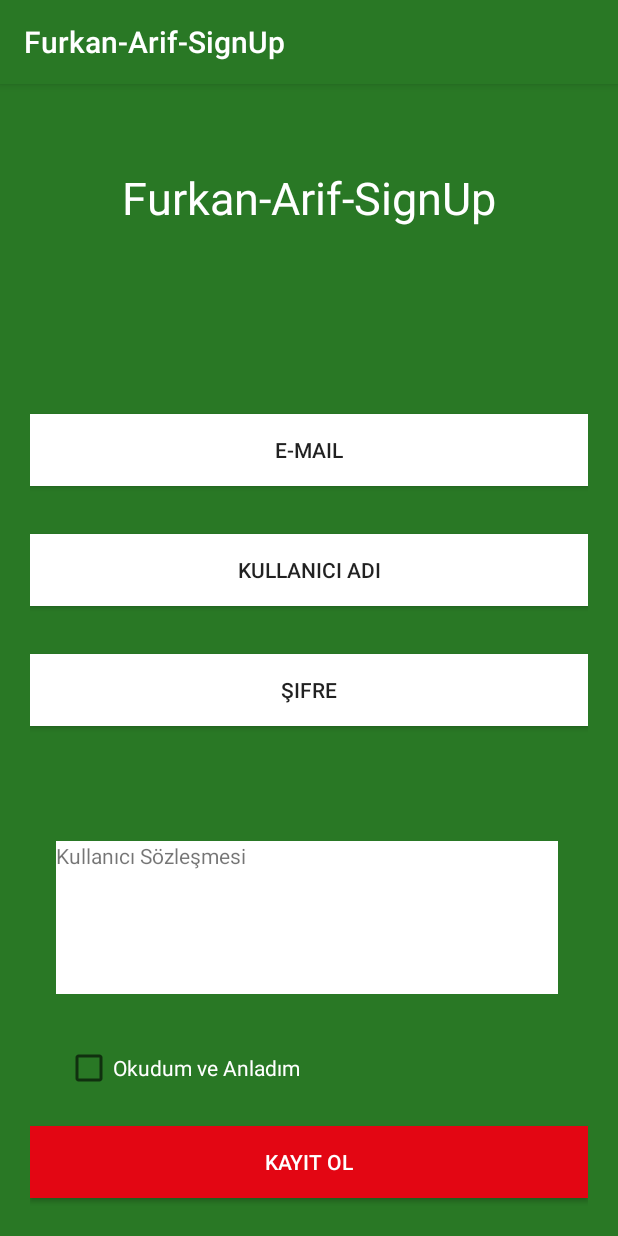
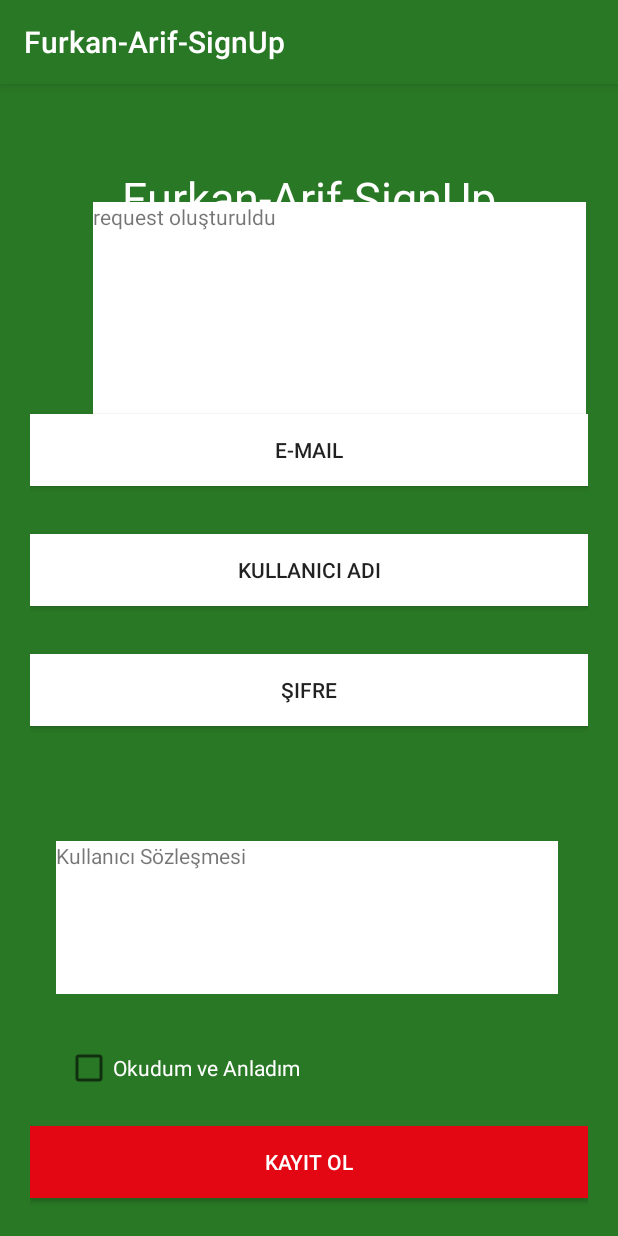
Before and after one commit to Selahattinn/Spodia-Android, an Android app: the screen it shows after launch (MainActivity), on a phone screen of 412 x 824 dp. Run offline under Robolectric (Android 15) with nearby library versions, the phone set to English and light mode, and no system bars.

Commit message:
Furkan - Android Request Response
Request oluşturulamıyor. Response çekemiyor

```diff
--- a/Furkan_Arif_SignUp/app/build.gradle
+++ b/Furkan_Arif_SignUp/app/build.gradle
@@ -23,6 +23,7 @@ dependencies {
     implementation fileTree(dir: 'libs', include: ['*.jar'])
     implementation 'androidx.appcompat:appcompat:1.0.2'
     implementation 'androidx.constraintlayout:constraintlayout:1.1.3'
+    implementation 'com.squareup.okhttp3:okhttp:3.9.1'
     testImplementation 'junit:junit:4.12'
     androidTestImplementation 'androidx.test.ext:junit:1.1.0'
     androidTestImplementation 'androidx.test.espresso:espresso-core:3.1.1'
--- a/Furkan_Arif_SignUp/app/src/main/AndroidManifest.xml
+++ b/Furkan_Arif_SignUp/app/src/main/AndroidManifest.xml
@@ -1,7 +1,7 @@
 <?xml version="1.0" encoding="utf-8"?>
 <manifest xmlns:android="http://schemas.android.com/apk/res/android"
     package="com.example.furkan_arif_signup">
-
+    <uses-permission android:name="android.permission.INTERNET"></uses-permission>
     <application
         android:allowBackup="true"
         android:icon="@mipmap/ic_launcher"
--- a/Furkan_Arif_SignUp/app/src/main/java/com/example/furkan_arif_signup/MainActivity.java
+++ b/Furkan_Arif_SignUp/app/src/main/java/com/example/furkan_arif_signup/MainActivity.java
@@ -1,14 +1,65 @@
 package com.example.furkan_arif_signup;
 
 import androidx.appcompat.app.AppCompatActivity;
+import android.os.Bundle;
+import android.widget.TextView;
 
-import android.os.Bundle;
+import org.w3c.dom.Text;
+
+import java.io.IOException;
+
+import okhttp3.Call;
+import okhttp3.Callback;
+import okhttp3.OkHttpClient;
+import okhttp3.Request;
+import okhttp3.Response;
+
 
 public class MainActivity extends AppCompatActivity {
 
-    @Override
     protected void onCreate(Bundle savedInstanceState) {
+
         super.onCreate(savedInstanceState);
         setContentView(R.layout.activity_main);
+
+        TextView helloTextView = (TextView) findViewById(R.id.textView);
+
+
+        String uri ="http://127.0.0.1:8000/login";
+        OkHttpClient client = new OkHttpClient();
+        Request request = new Request.Builder()
+                .url(uri)
+                .header("name", "selahattin")
+                .header("password", "asdqwezxc")
+                .build();
+
+        helloTextView.setText("request oluşturuldu");
+
+        client.newCall(request).enqueue(new Callback() {
+            @Override
+            public void onFailure(Call call, IOException e) {
+                e.printStackTrace();
+            }
+
+            @Override
+            public void onResponse(Call call, Response response) throws IOException {
+                TextView helloTextView2 = (TextView) findViewById(R.id.textView);
+                if (response.isSuccessful()) {
+
+                    helloTextView2.setText("response oluşturuldu");
+                    }
+                else
+                {
+                    helloTextView2.setText("response oluşturulamadı");
+                }
+                        /*request.headers().;
+                        final String myResponse = response.body().string();
+                        System.out.println(response.headers().get);
+                        System.out.println("a")*/
+
+
+            }
+        });
+
     }
 }
--- a/Furkan_Arif_SignUp/app/src/main/res/layout/activity_main.xml
+++ b/Furkan_Arif_SignUp/app/src/main/res/layout/activity_main.xml
@@ -72,4 +72,18 @@
         android:layout_marginBottom="141dp"
         android:background="@android:color/white"
         android:text="Kullanıcı Sözleşmesi " />
+
+    <TextView
+        android:id="@+id/textView"
+        android:layout_width="389dp"
+        android:layout_height="145dp"
+        android:layout_alignParentStart="true"
+        android:layout_alignParentEnd="true"
+        android:layout_alignParentBottom="true"
+        android:layout_marginStart="42dp"
+        android:layout_marginEnd="1dp"
+        android:layout_marginBottom="524dp"
+        android:background="@android:color/white"
+        android:text="Kullanıcı Sözleşmesi " />
+
 </RelativeLayout>
```
